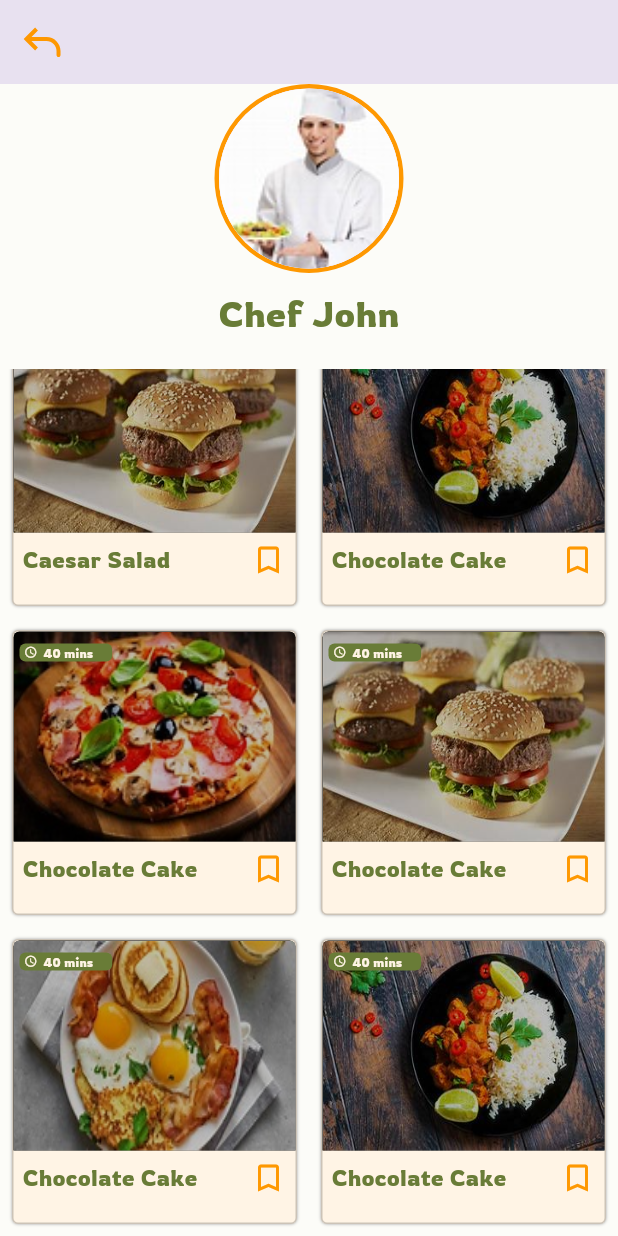
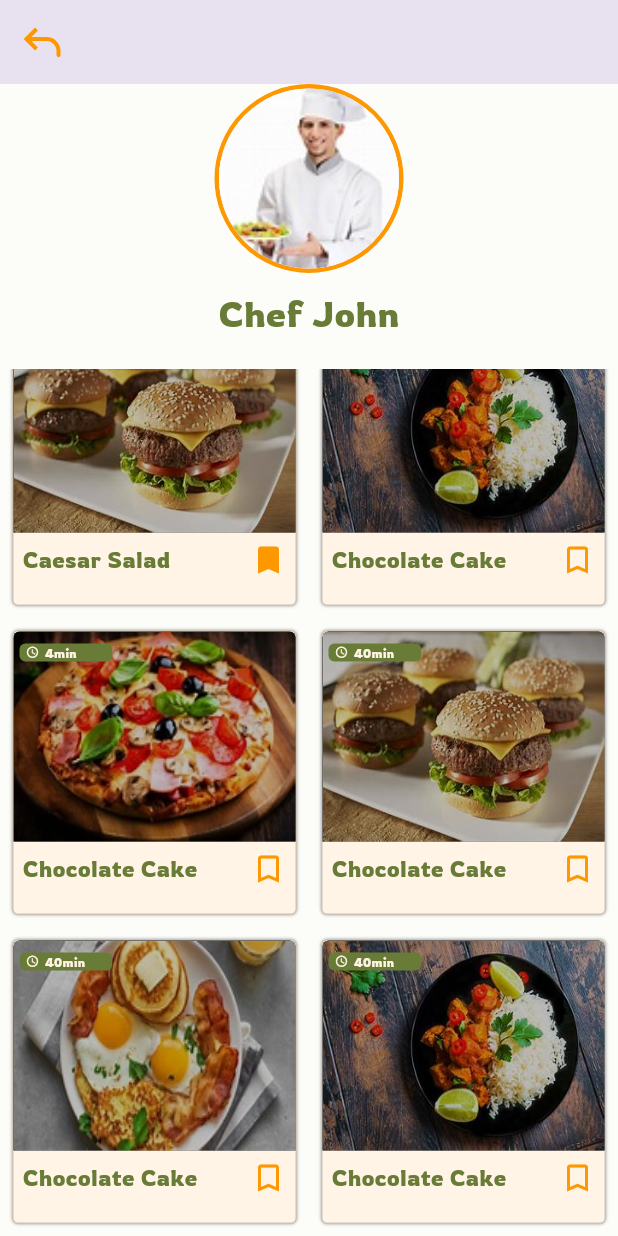
Before and after one commit to zaynabjamal/Yumster-Application, a Flutter app: the FoodGridScreen screen opened directly, scrolled down 246 dp, after a tap on the "bookmark outline" icon, on a phone screen of 412 x 824 dp. Run offline on Flutter 3.47's test engine with Material 3 defaults, Android fonts, the phone set to English and light mode, and no system bars; our stand-ins replace cloud_firestore, firebase_auth, firebase_core, firebase_storage, flutter_svg, gap and 1 more; accounts and stored records are empty.

Commit message:
save added for recommend section and chef screen

```diff
--- a/flutter_application/lib/cheifPage/chef.dart
+++ b/flutter_application/lib/cheifPage/chef.dart
@@ -1,6 +1,7 @@
 import 'package:flutter/material.dart';
 import 'package:flutter_application/cheifPage/foodrecipe.dart';
 import 'package:flutter_application/custom%20classes/recommend_card.dart';
+import 'package:flutter_application/modules/food_type.dart';
 import 'package:flutter_svg/svg.dart';
 
 class Chef {
@@ -23,7 +24,8 @@ class Food {
 }
 
 class Chefaccount extends StatelessWidget {
-  const Chefaccount({super.key});
+  const Chefaccount({super.key, required this.foodTypes});
+  final List<FoodTypeModel> foodTypes;
 
   @override
   Widget build(BuildContext context) {
@@ -35,42 +37,42 @@ class Chefaccount extends StatelessWidget {
       foods: [
         Food(
           name: 'Pasta Carbonara',
-          time: '30 mins',
+          time: '30min',
           imageAsset: 'assets/food2.jpg',
         ),
         Food(
           name: 'Chicken Stir Fry',
-          time: '25 mins',
+          time: '25min',
           imageAsset: 'assets/food1.jpg',
         ),
         Food(
           name: 'Caesar Salad',
-          time: '15 mins',
+          time: '15min',
           imageAsset: 'assets/food3.jpg',
         ),
         Food(
           name: 'Chocolate Cake',
-          time: '40 mins',
+          time: '40min',
           imageAsset: 'assets/food4.jpg',
         ),
         Food(
           name: 'Chocolate Cake',
-          time: '40 mins',
+          time: '4min',
           imageAsset: 'assets/food1.jpg',
         ),
         Food(
           name: 'Chocolate Cake',
-          time: '40 mins',
+          time: '40min',
           imageAsset: 'assets/food3.jpg',
         ),
         Food(
           name: 'Chocolate Cake',
-          time: '40 mins',
+          time: '40min',
           imageAsset: 'assets/food2.jpg',
         ),
         Food(
           name: 'Chocolate Cake',
-          time: '40 mins',
+          time: '40min',
           imageAsset: 'assets/food4.jpg',
         ),
       ],
@@ -132,9 +134,14 @@ class FoodGridScreen extends StatelessWidget {
               itemBuilder: (context, index) {
                 return GridTile(
                   child:  RecommendCard(
-                        name: foods[index].name,
-                        time: foods[index].time,
-                        image: foods[index].imageAsset)
+                        foodType: FoodTypeModel(
+                  id: 1,
+                  image: foods[index].imageAsset,
+                  title: foods[index].name,
+                  time: foods[index].time,
+                  bookmark: false, // You can set the initial bookmark status
+                ),
+              ),
                 );
               },
             ),
--- a/flutter_application/lib/custom classes/recommend_card.dart
+++ b/flutter_application/lib/custom classes/recommend_card.dart
@@ -1,14 +1,13 @@
 import 'package:flutter/material.dart';
 import 'package:flutter_application/cheifPage/foodrecipe.dart';
+import 'package:flutter_application/modules/food_type.dart';
+import 'package:flutter_application/provider/bookmark.dart';
+import 'package:provider/provider.dart';
 import 'package:gap/gap.dart';
 
-// ignore: must_be_immutable
 class RecommendCard extends StatefulWidget {
-  String name;
-  String time;
-  String image;
-  RecommendCard(
-      {super.key, required this.name, required this.time, required this.image});
+  final FoodTypeModel foodType;
+  const RecommendCard({Key? key, required this.foodType}) : super(key: key);
 
   @override
   State<RecommendCard> createState() => _RecommendCardState();
@@ -20,8 +19,8 @@ class _RecommendCardState extends State<RecommendCard> {
     return Padding(
       padding: const EdgeInsets.symmetric(vertical: 8, horizontal: 8),
       child: Container(
-        width: MediaQuery.sizeOf(context).width * 0.5,
-        height: MediaQuery.sizeOf(context).width * 0.5,
+        width: MediaQuery.of(context).size.width * 0.5,
+        height: MediaQuery.of(context).size.width * 0.5,
         alignment: Alignment.center,
         decoration: BoxDecoration(
           borderRadius: BorderRadius.circular(4),
@@ -47,7 +46,7 @@ class _RecommendCardState extends State<RecommendCard> {
               child: Stack(
                 children: [
                   Container(
-                    height: MediaQuery.sizeOf(context).height * 0.17,
+                    height: MediaQuery.of(context).size.height * 0.17,
                     width: 200,
                     decoration: BoxDecoration(
                       borderRadius: const BorderRadius.only(
@@ -56,7 +55,7 @@ class _RecommendCardState extends State<RecommendCard> {
                       color: Colors.black,
                       image: DecorationImage(
                         image: AssetImage(
-                          widget.image,
+                          widget.foodType.image,
                         ),
                         opacity: 0.75,
                         fit: BoxFit.fill,
@@ -67,14 +66,14 @@ class _RecommendCardState extends State<RecommendCard> {
                     top: 8,
                     left: 4,
                     child: Container(
-                      width: MediaQuery.sizeOf(context).width * 0.15,
+                      width: MediaQuery.of(context).size.width * 0.15,
                       height: 12,
                       decoration: const BoxDecoration(
                         color: Color(0xFF697C37),
                         borderRadius: BorderRadius.all(Radius.circular(4)),
                       ),
                       child: Padding(
-                        padding: const EdgeInsets.symmetric(horizontal: 3),
+                        padding:  EdgeInsets.symmetric(horizontal: MediaQuery.of(context).size.width * 0.01),
                         child: Row(
                           children: [
                             const Icon(
@@ -84,7 +83,7 @@ class _RecommendCardState extends State<RecommendCard> {
                             ),
                             const Gap(4),
                             Text(
-                              widget.time,
+                              widget.foodType.time,
                               style: const TextStyle(
                                 fontSize: 8,
                                 color: Color(0xFFFFF4E5),
@@ -103,7 +102,7 @@ class _RecommendCardState extends State<RecommendCard> {
               child: Row(
                 children: [
                   Text(
-                    widget.name,
+                    widget.foodType.title,
                     style: const TextStyle(
                       color: Color(0xFF697C37),
                       fontSize: 15,
@@ -112,10 +111,26 @@ class _RecommendCardState extends State<RecommendCard> {
                   ),
                   const Spacer(),
                   GestureDetector(
-                    onTap: () {},
-                    child: const Icon(
-                      Icons.bookmark_border,
-                      color: Color(0xFFFE9801),
+                    onTap: () {
+                      final provider = Provider.of<BookmarkProvider>(
+                        context,
+                        listen: false,
+                      );
+                      provider.addItems(widget.foodType);
+                    },
+                    child: Consumer<BookmarkProvider>(
+                      builder: (context, provider, _) {
+                        final isBookmarked = provider.isExist(widget.foodType);
+                        return isBookmarked
+                            ? const Icon(
+                                Icons.bookmark,
+                                color: Color(0xffFE9801),
+                              )
+                            : const Icon(
+                                Icons.bookmark_border,
+                                color: Color(0xffFE9801),
+                              );
+                      },
                     ),
                   ),
                 ],
--- a/flutter_application/lib/favorite/others_page.dart
+++ b/flutter_application/lib/favorite/others_page.dart
@@ -119,7 +119,7 @@ class _OthersState extends State<Others> {
                                       ),
                                       const Gap(4),
                                       Text(
-                                        '${shuffledFoodTypeData[index].time}min',
+                                        shuffledFoodTypeData[index].time,
                                         style: const TextStyle(
                                           fontSize: 8,
                                           color: Color(0xFFFFF4E5),
--- a/flutter_application/lib/favorite/save_page.dart
+++ b/flutter_application/lib/favorite/save_page.dart
@@ -136,7 +136,7 @@ class _SavedPageState extends State<SavedPage> {
                                               ),
                                               const Gap(4),
                                               Text(
-                                                "${item.time}min",
+                                                item.time,
                                                 style: const TextStyle(
                                                   fontSize: 8,
                                                   color: Color(0xFFFFF4E5),
```
Also changed, not shown: flutter_application/lib/cheifPage/foodrecipe.dart (+21 -8 lines), flutter_application/lib/data/food_type_data.dart (+4 -4 lines).
